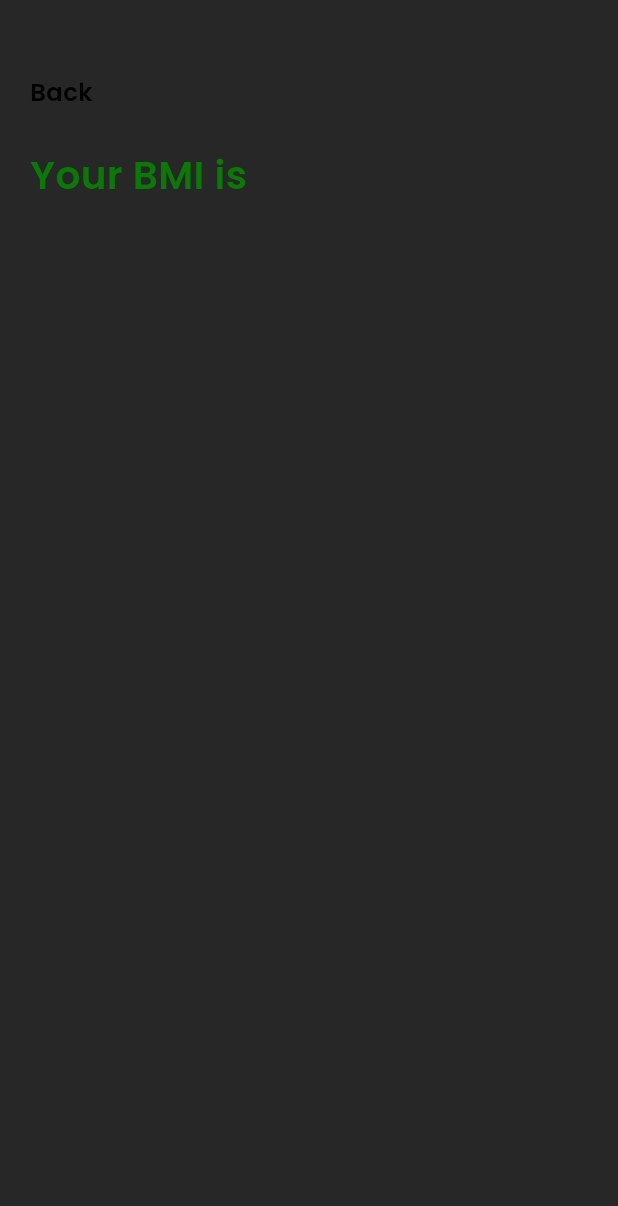
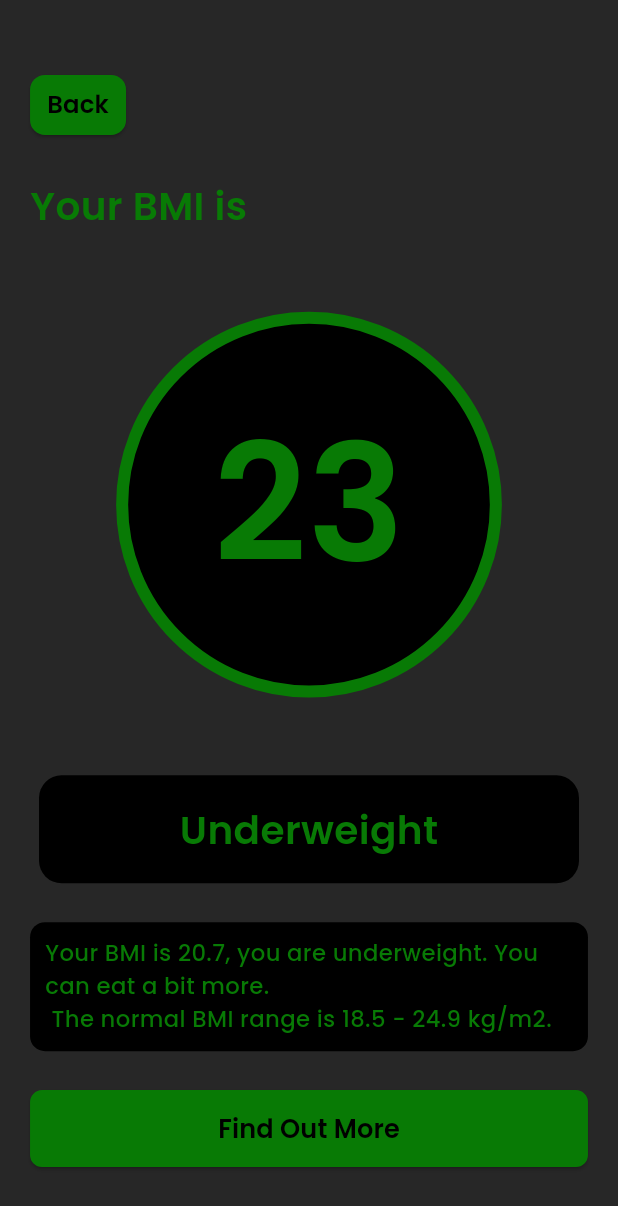
Before and after one commit to MAHMOUDELSAYED7/Body-Metrics, a Flutter app: the ResultScreen screen opened by its route, on a phone screen of 412 x 824 dp. Shown: the top 1206 px of the screen. Run offline on Flutter 3.47's test engine with Material 3 defaults, Android fonts, the phone set to English and light mode, and no system bars; our stand-ins replace flutter_riverpod, flutter_screenutil; missing offline and left inert: slide_switcher, vertical_weight_slider.

Commit message:
refactor splash screen ui and finish result screen ui.

```diff
--- a/lib/main.dart
+++ b/lib/main.dart
@@ -3,10 +3,6 @@ import 'package:bmi_calculator/helper/app_router.dart';
 import 'package:flutter/material.dart';
 import 'package:flutter_riverpod/flutter_riverpod.dart';
 import 'package:flutter_screenutil/flutter_screenutil.dart';
-import 'view/operation.dart';
-import 'view/result.dart';
-import 'view/splash.dart';
-
 void main() {
   runApp(const ProviderScope(child: MyApp()));
 }
--- a/lib/view/operation.dart
+++ b/lib/view/operation.dart
@@ -47,7 +47,7 @@ class OperationScreen extends ConsumerWidget {
             _buildCounterCard(ref),
             const Spacer(flex: 2),
             CustomButton(
-              title: "Calculate",
+              title: "Lets Go",
               onPressed: () =>
                   Navigator.pushNamed(context, MyRoutes.resultRoute),
             ),
--- a/lib/view/result.dart
+++ b/lib/view/result.dart
@@ -1,5 +1,7 @@
+import 'package:bmi_calculator/widgets/custom_button.dart';
 import 'package:bmi_calculator/widgets/custom_text.dart';
 import 'package:flutter/material.dart';
+import 'package:flutter/widgets.dart';
 import 'package:flutter_screenutil/flutter_screenutil.dart';
 import '../constant/color.dart';
 
@@ -14,18 +16,10 @@ class ResultScreen extends StatelessWidget {
         padding: EdgeInsets.all(20.0.w),
         child: Column(
           children: [
-            SizedBox(height: 30.w),
+            const Spacer(),
             Align(
               alignment: Alignment.centerLeft,
-              child: InkWell(
-                child: const CustomText(
-                  'Back',
-                  color: MyColors.black,
-                  fontSize: 15,
-                  fontWeight: FontWeight.w600,
-                ),
-                onTap: () => Navigator.pop(context),
-              ),
+              child: _buildBackButton(context),
             ),
             SizedBox(height: 25.w),
             const Align(
@@ -37,9 +31,81 @@ class ResultScreen extends StatelessWidget {
                 color: MyColors.green,
               ),
             ),
+            const Spacer(flex: 2),
+            Container(
+              alignment: Alignment.center,
+              decoration: BoxDecoration(
+                color: MyColors.black,
+                shape: BoxShape.circle,
+                border: Border.all(
+                  color: MyColors.green,
+                  width: 8.w,
+                ),
+              ),
+              height: ScreenUtil.defaultSize.width / 1.4,
+              child: const CustomText(
+                "23",
+                color: MyColors.green,
+                fontSize: 100,
+                fontWeight: FontWeight.w600,
+              ),
+            ),
+            const Spacer(flex: 2),
+            Container(
+              height: ScreenUtil.defaultSize.width / 5,
+              width: ScreenUtil.defaultSize.width,
+              alignment: Alignment.center,
+              decoration: BoxDecoration(
+                color: MyColors.black,
+                borderRadius: BorderRadius.circular(15.w),
+              ),
+              child: const CustomText(
+                "Underweight",
+                fontSize: 24,
+                color: MyColors.green,
+                fontWeight: FontWeight.w600,
+              ),
+            ),
+            const Spacer(),
+            Container(
+              padding: EdgeInsets.all(10.w),
+              decoration: BoxDecoration(
+                  color: MyColors.black,
+                  borderRadius: BorderRadius.circular(10.w)),
+              child: const CustomText(
+                "Your BMI is 20.7, you are underweight. You can eat a bit more.\n The normal BMI range is 18.5 - 24.9 kg/m2.",
+                color: MyColors.green,
+                fontSize: 14,
+                fontWeight: FontWeight.w500,
+              ),
+            ),
+            const Spacer(),
+            CustomButton(
+              title: "Find Out More",
+              onPressed: () => Navigator.pop(context),
+            ),
+            const Spacer(),
           ],
         ),
       ),
     );
   }
+
+  Widget _buildBackButton(BuildContext context) {
+    return ElevatedButton(
+      style: ElevatedButton.styleFrom(
+          backgroundColor: MyColors.green,
+          padding: EdgeInsets.zero,
+          shape: RoundedRectangleBorder(
+            borderRadius: BorderRadius.circular(10.w),
+          )),
+      child: const CustomText(
+        'Back',
+        color: MyColors.black,
+        fontSize: 15,
+        fontWeight: FontWeight.w600,
+      ),
+      onPressed: () => Navigator.pop(context),
+    );
+  }
 }
--- a/lib/view/splash.dart
+++ b/lib/view/splash.dart
@@ -1,6 +1,7 @@
 import 'package:bmi_calculator/widgets/loading_indicator.dart';
 import 'package:flutter/material.dart';
 
+import '../constant/color.dart';
 import '../constant/string.dart';
 
 class SplashScreen extends StatefulWidget {
@@ -18,7 +19,7 @@ class _SplashScreenState extends State<SplashScreen> {
   }
 
   goToOperationScreen() {
-    Future.delayed(const Duration(seconds: 2), () {
+    Future.delayed(const Duration(seconds: 1), () {
       Navigator.pushReplacementNamed(context, MyRoutes.operationRoute);
     });
   }
@@ -26,6 +27,7 @@ class _SplashScreenState extends State<SplashScreen> {
   @override
   Widget build(BuildContext context) {
     return const Scaffold(
+      backgroundColor: MyColors.black,
       body: Column(
         mainAxisAlignment: MainAxisAlignment.center,
         children: [
--- a/lib/widgets/loading_indicator.dart
+++ b/lib/widgets/loading_indicator.dart
@@ -1,4 +1,6 @@
+import 'package:bmi_calculator/constant/color.dart';
 import 'package:flutter/material.dart';
+import 'package:flutter_screenutil/flutter_screenutil.dart';
 
 class MyLoadingIndicator extends StatelessWidget {
   const MyLoadingIndicator({super.key});
@@ -7,7 +9,10 @@ class MyLoadingIndicator extends StatelessWidget {
   Widget build(BuildContext context) {
     return Center(
       child: CircularProgressIndicator(
-
+        color: MyColors.green,
+        strokeCap: StrokeCap.round,
+        strokeWidth: 10.w,
+        strokeAlign: 3.w,
       ),
     );
   }
--- a/pubspec.yaml
+++ b/pubspec.yaml
@@ -33,7 +33,6 @@ dependencies:
   flutter_riverpod: ^2.5.1
   flutter_screenutil: ^5.9.0
   slide_switcher: ^1.1.2
-  slider_switch: ^0.0.14
   vertical_weight_slider: ^2.6.0
 
 dev_dependencies:
```
